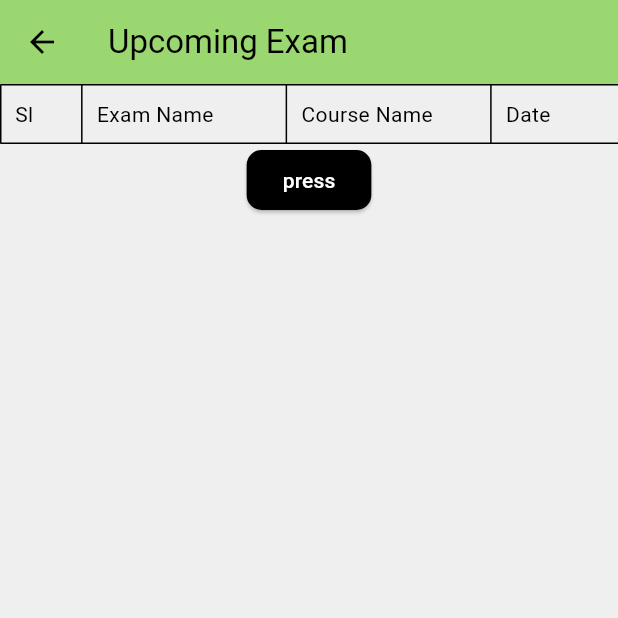
After one commit to maynul-soft/Student-LMS, a Flutter app: the UpcomingExamScreen screen opened directly, after a tap on "press", on a phone screen of 412 x 824 dp, the top half of it. The commit adds this screen. Run offline on Flutter 3.47's test engine with Material 3 defaults, Android fonts, the phone set to English and light mode, and no system bars; our stand-ins replace get, logger, shared_preferences; accounts and stored records are empty; network calls fail.

Commit message:
upcoming exam screen initial complete

```diff
--- a/lib/app/controller_binder.dart
+++ b/lib/app/controller_binder.dart
@@ -1,10 +1,13 @@
 import 'package:get/get.dart';
 import 'package:lms/cmmon/controller/auth_controller.dart';
 import 'package:lms/features/attandence/controller/attendance_controller.dart';
+import 'package:lms/features/upcoming_exam/ui/contrller/upcoming_exam_controller.dart';
 class ControllerBinder extends Bindings {
   @override
   void dependencies() {
    Get.put(AuthController());
    Get.put(AttendanceController());
+   Get.put(UpcomingExamController());
+
   }
 }
--- a/lib/cmmon/data/network/network_client.dart
+++ b/lib/cmmon/data/network/network_client.dart
@@ -7,12 +7,14 @@ class NetworkResponse {
   final bool isSuccess;
   final int statusCode;
   final Map<String, dynamic>? body;
+  final List<dynamic>? listBody;
   final String? errorMessage;
 
   NetworkResponse({
     required this.isSuccess,
     required this.statusCode,
     this.body,
+    this.listBody,
     this.errorMessage = 'Something went wrong',
   });
 }
@@ -34,11 +36,22 @@ class NetworkClient {
       );
       if (response.statusCode == 200) {
         final decodedJson = jsonDecode(response.body);
+        if(decodedJson.runtimeType == List<dynamic>){
+          return NetworkResponse(
+            isSuccess: true,
+            statusCode: response.statusCode,
+            listBody: decodedJson,
+          );
+
+        }else{
           return NetworkResponse(
             isSuccess: true,
             statusCode: response.statusCode,
             body: decodedJson,
           );
+        }
+
+
       } else if (response.statusCode == 401) {
         return NetworkResponse(
           isSuccess: false,
@@ -148,10 +161,21 @@ class NetworkClient {
       if (response.statusCode == 200) {
         var decodedJson = jsonDecode(response.body);
         _logger.i(response.body);
+
+        if(decodedJson.runtimeType == List<dynamic>){
           return NetworkResponse(
             isSuccess: true,
             statusCode: response.statusCode,
-            body: decodedJson);
+            listBody: decodedJson,
+          );
+
+        }else{
+          return NetworkResponse(
+            isSuccess: true,
+            statusCode: response.statusCode,
+            body: decodedJson,
+          );
+        }
       } else {
         var decodedJson = jsonDecode(response.body);
         _logger.i(response.body);
--- a/lib/cmmon/data/network/urls.dart
+++ b/lib/cmmon/data/network/urls.dart
@@ -1,6 +1,8 @@
 class Urls {
   static const String _baseUrl = 'https://parvezsir.net/api/student';
   static const String attendanceUrl = '$_baseUrl/attendance-report';
+  static const String upComingExam = '$_baseUrl/upcoming-exam';
+
 
   static String loginUrl({required String id, required String password}) {
     return '$_baseUrl/$id/$password';
--- a/lib/features/home/ui/screens/home_screen.dart
+++ b/lib/features/home/ui/screens/home_screen.dart
@@ -5,7 +5,7 @@ import 'package:lms/features/attandence/ui/screens/attendace_screen.dart';
 import 'package:lms/features/auth/ui/screens/login_screen.dart';
 import 'package:lms/features/home/ui/widgets/CustomShapeClipper.dart';
 import 'package:lms/features/home/ui/widgets/dashboard_card.dart';
-import 'package:lms/features/syllabus/ui/screens/syllabus_screen.dart';
+import 'package:lms/features/upcoming_exam/ui/screens/upcoming_exam_screen.dart';
 
 import '../../../../app/utils/app_colors.dart';
 // Ensure this path is correct
@@ -126,7 +126,7 @@ class _HomeScreenState extends State<HomeScreen> {
             title: 'Academic Plan',
             icon: Icons.menu_book_rounded,
             onTap: () {
-              Navigator.pushNamed(context, SyllabusScreen.name);
+
             }),
         DashboardCard(
             title: 'Attendance',
@@ -134,7 +134,9 @@ class _HomeScreenState extends State<HomeScreen> {
             onTap: () {
               Navigator.pushNamed(context, AttendanceScreen.name);
             }),
-        DashboardCard(title: 'Home Work', icon: Icons.assignment, onTap: () {}),
+        DashboardCard(title: 'Upcoming Exam', icon: Icons.edit_note, onTap: () {
+          Navigator.pushNamed(context, UpcomingExamScreen.name);
+        }),
         DashboardCard(title: 'Result', icon: Icons.add_task, onTap: () {}),
         DashboardCard(title: 'Notice', icon: Icons.notifications, onTap: () {}),
         DashboardCard(
--- /dev/null
+++ b/lib/features/upcoming_exam/data/models/exam_model.dart
@@ -0,0 +1,35 @@
+class ExamModel {
+  final String name;
+  final String course;
+  final String duration;
+  final String date;
+  final String syllabus;
+
+  ExamModel({
+    required this.name,
+    required this.course,
+    required this.duration,
+    required this.date,
+    required this.syllabus,
+  });
+
+  factory ExamModel.fromJson(Map<String, dynamic> json) {
+    return ExamModel(
+      name: json['name'] ?? '',
+      course: json['course'] ?? '',
+      duration: json['duration'] ?? '',
+      date: json['date'] ?? '',
+      syllabus: json['syllabus'] ?? '',
+    );
+  }
+
+  Map<String, dynamic> toJson() {
+    return {
+      'name': name,
+      'course': course,
+      'duration': duration,
+      'date': date,
+      'syllabus': syllabus,
+    };
+  }
+}
--- /dev/null
+++ b/lib/features/upcoming_exam/ui/contrller/upcoming_exam_controller.dart
@@ -0,0 +1,28 @@
+import 'package:get/get.dart';
+import 'package:lms/cmmon/controller/auth_controller.dart';
+import 'package:lms/cmmon/data/network/network_client.dart';
+import 'package:lms/cmmon/data/network/urls.dart';
+import 'package:lms/features/upcoming_exam/data/models/exam_model.dart';
+import 'package:logger/logger.dart';
+
+class UpcomingExamController extends GetxController{
+
+
+
+  Future<void>getUpcomingExamData()async{
+    String id = AuthController.userId.toString();
+    String password = AuthController.password.toString();
+
+    List<ExamModel> upcomingExamList = [];
+
+    Map<String, String> fields = {
+      'id': id,
+      'password': password
+    };
+    NetworkResponse response = await NetworkClient.multiPartRequest(url: Urls.upComingExam, fields: fields);
+    if(response.statusCode == 200){
+      upcomingExamList =  response.listBody!.map((e)=>ExamModel.fromJson(e)).toList();
+      Logger().i(upcomingExamList[0].name);
+    }
+  }
+}
--- /dev/null
+++ b/lib/features/upcoming_exam/ui/screens/upcoming_exam_screen.dart
@@ -0,0 +1,79 @@
+import 'package:flutter/material.dart';
+import 'package:get/get.dart';
+import 'package:lms/app/utils/app_colors.dart';
+import 'package:lms/features/upcoming_exam/ui/contrller/upcoming_exam_controller.dart';
+
+class UpcomingExamScreen extends StatefulWidget {
+  const UpcomingExamScreen({super.key});
+
+  static const String name = 'upcoming-screen';
+
+  @override
+  State<UpcomingExamScreen> createState() => _UpcomingExamScreenState();
+}
+
+class _UpcomingExamScreenState extends State<UpcomingExamScreen> {
+  @override
+  Widget build(BuildContext context) {
+    return Scaffold(
+      appBar: AppBar(
+        title: Text('Upcoming Exam'),
+        backgroundColor: AppColors.themColor,
+      ),
+      body: Column(
+
+        children: [
+          SingleChildScrollView(
+            scrollDirection: Axis.horizontal,  // horizontal scroll enable korbe
+            child:  SizedBox(
+              width: 600,
+              child: Expanded(
+                child:  Table(
+                  columnWidths: const {
+                    0: FlexColumnWidth(2),
+                    1: FlexColumnWidth(5),
+                    2: FlexColumnWidth(5),
+                    3: FlexColumnWidth(5),
+                    4: FlexColumnWidth(5),
+                  },
+                  border: TableBorder.all(),
+                  children: const [
+                    TableRow(children: [
+                      Padding(
+                        padding: EdgeInsets.all(10),
+                        child: Text('Sl'),
+                      ),
+                      Padding(
+                        padding: EdgeInsets.all(10),
+                        child: Text('Exam Name'),
+                      ),
+                      Padding(
+                        padding: EdgeInsets.all(10),
+                        child: Text('Course Name'),
+                      ),
+                      Padding(
+                        padding: EdgeInsets.all(10),
+                        child: Text('Date'),
+                      ),
+                      Padding(
+                        padding: EdgeInsets.all(10),
+                        child: Text('Date'),
+                      ),
+                    ])
+                  ],
+                ),
+              ),
+            ),
+          ),
+          ElevatedButton(
+            onPressed: () {
+              Get.find<UpcomingExamController>().getUpcomingExamData();
+            },
+            child: Text('press'),
+          ),
+        ],
+      ),
+    );
+
+  }
+}
```
Also changed, not shown: lib/app/utils/app_routes.dart (+3 -6 lines), lib/features/auth/data/services/login_service.dart (+23 -3 lines), lib/features/auth/ui/widgets/login_form.dart (+26 -10 lines), lib/features/gallery/ui/screens/gallery_screen.dart (deleted, +0 -93 lines), lib/features/syllabus/ui/screens/syllabus_screen.dart (deleted, +0 -103 lines), lib/features/syllabus/ui/widgets/data_search.dart (deleted, +0 -60 lines), 4 other files. Lines whose indentation alone changed are shown as unchanged.
